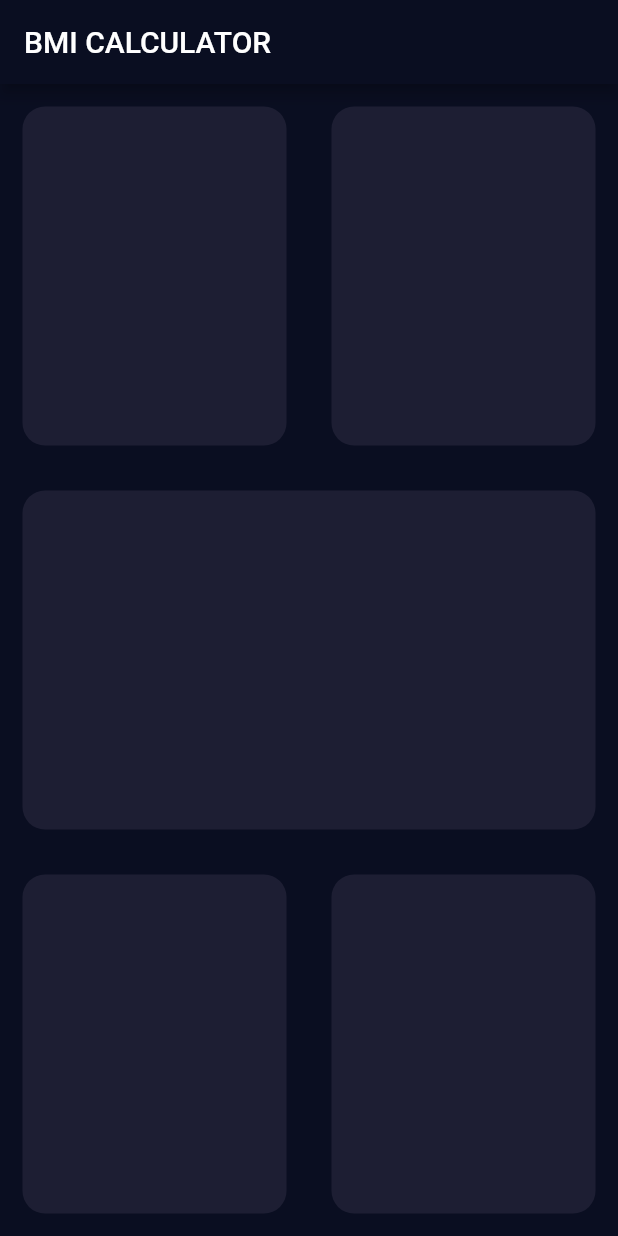
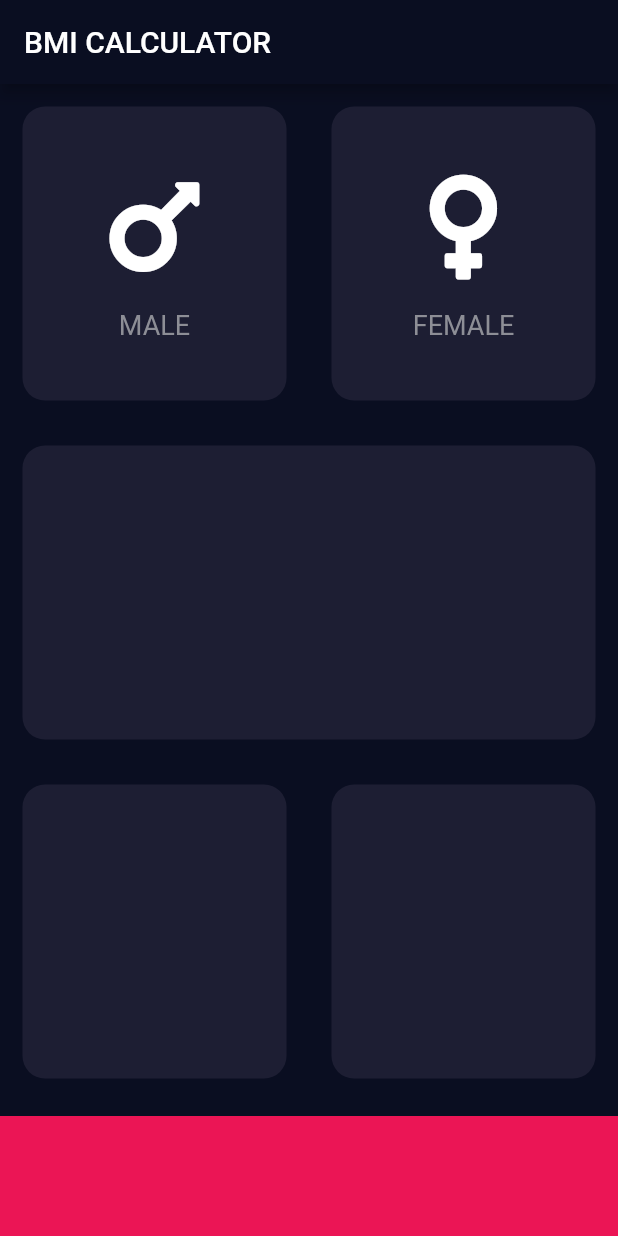
Before and after one commit to imrishuroy/BMI-Calculator-Flutter, a Flutter app: the screen it shows after launch, on a phone screen of 412 x 824 dp. Run offline on Flutter 3.47's test engine with Material 2 defaults, Android fonts, the phone set to English and light mode, and no system bars; our stand-ins replace font_awesome_flutter.

Commit message:
Top Layout Completed

```diff
--- a/lib/input_page.dart
+++ b/lib/input_page.dart
@@ -1,4 +1,10 @@
 import 'package:flutter/material.dart';
+import 'package:font_awesome_flutter/font_awesome_flutter.dart';
+import 'reuseable_card.dart';
+
+const bottomContainerHeight = 80.0;
+const containerColor = Color(0xFF1D1E33);
+const lableTextStyle = TextStyle(fontSize: 18.0, color: Color(0xFF8D8E96));
 
 class InputPage extends StatefulWidget {
   @override
@@ -18,6 +24,20 @@ class _InputPageState extends State<InputPage> {
   }
     */
 
+  Widget _buildGender(IconData icon, String gender) {
+    return Column(
+      mainAxisAlignment: MainAxisAlignment.center,
+      children: [
+        Icon(
+          icon,
+          size: 80.0,
+        ),
+        SizedBox(height: 15.0),
+        Text(gender, style: lableTextStyle)
+      ],
+    );
+  }
+
   @override
   Widget build(BuildContext context) {
     return Scaffold(
@@ -33,12 +53,14 @@ class _InputPageState extends State<InputPage> {
               children: [
                 Expanded(
                   child: ReuseableCard(
-                    colour: Color(0xFF1D1E33),
+                    cardChild: _buildGender(FontAwesomeIcons.mars, 'MALE'),
+                    colour: containerColor,
                   ),
                 ),
                 Expanded(
                   child: ReuseableCard(
-                    colour: Color(0xFF1D1E33),
+                    cardChild: _buildGender(FontAwesomeIcons.venus, 'FEMALE'),
+                    colour: containerColor,
                   ),
                 ),
               ],
@@ -46,7 +68,7 @@ class _InputPageState extends State<InputPage> {
           ),
           Expanded(
             child: ReuseableCard(
-              colour: Color(0xFF1D1E33),
+              colour: containerColor,
             ),
           ),
           Expanded(
@@ -54,37 +76,25 @@ class _InputPageState extends State<InputPage> {
               children: [
                 Expanded(
                   child: ReuseableCard(
-                    colour: Color(0xFF1D1E33),
+                    colour: containerColor,
                   ),
                 ),
                 Expanded(
                   child: ReuseableCard(
-                    colour: Color(0xFF1D1E33),
+                    colour: containerColor,
                   ),
                 )
               ],
             ),
           ),
+          Container(
+            margin: EdgeInsets.only(top: 10),
+            height: bottomContainerHeight,
+            width: double.infinity,
+            color: Color(0xFFEB1555),
+          )
         ],
       ),
     );
   }
 }
-
-class ReuseableCard extends StatelessWidget {
-  ReuseableCard({
-    @required this.colour,
-  });
-
-  final Color colour;
-  @override
-  Widget build(BuildContext context) {
-    return Container(
-      margin: EdgeInsets.all(15),
-      decoration: BoxDecoration(
-        color: colour,
-        borderRadius: BorderRadius.circular(15),
-      ),
-    );
-  }
-}
--- /dev/null
+++ b/lib/reuseable_card.dart
@@ -0,0 +1,19 @@
+import 'package:flutter/material.dart';
+
+class ReuseableCard extends StatelessWidget {
+  ReuseableCard({@required this.colour, this.cardChild});
+
+  final Color colour;
+  final Widget cardChild;
+  @override
+  Widget build(BuildContext context) {
+    return Container(
+      child: cardChild,
+      margin: EdgeInsets.all(15),
+      decoration: BoxDecoration(
+        color: colour,
+        borderRadius: BorderRadius.circular(15),
+      ),
+    );
+  }
+}
--- a/pubspec.yaml
+++ b/pubspec.yaml
@@ -11,6 +11,7 @@ dependencies:
     sdk: flutter
 
   cupertino_icons: ^0.1.2
+  font_awesome_flutter: ^8.10.0
 
 dev_dependencies:
   flutter_test:
```
